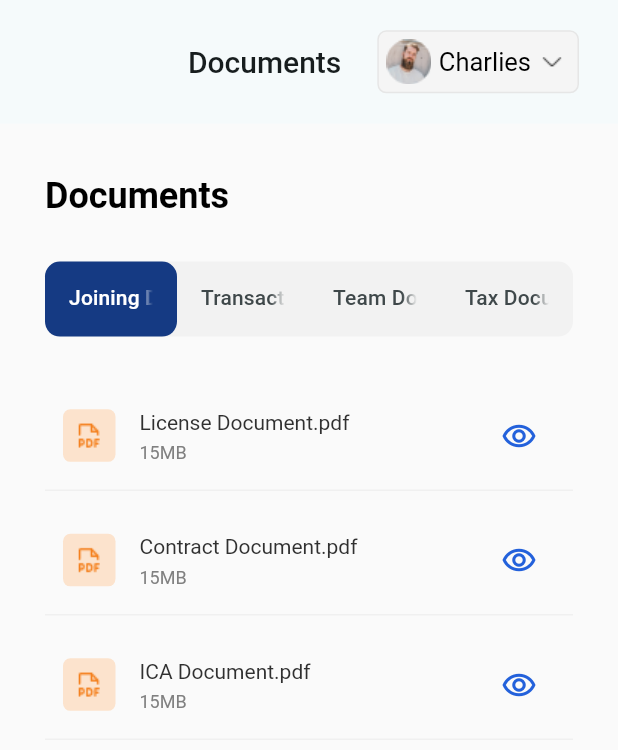
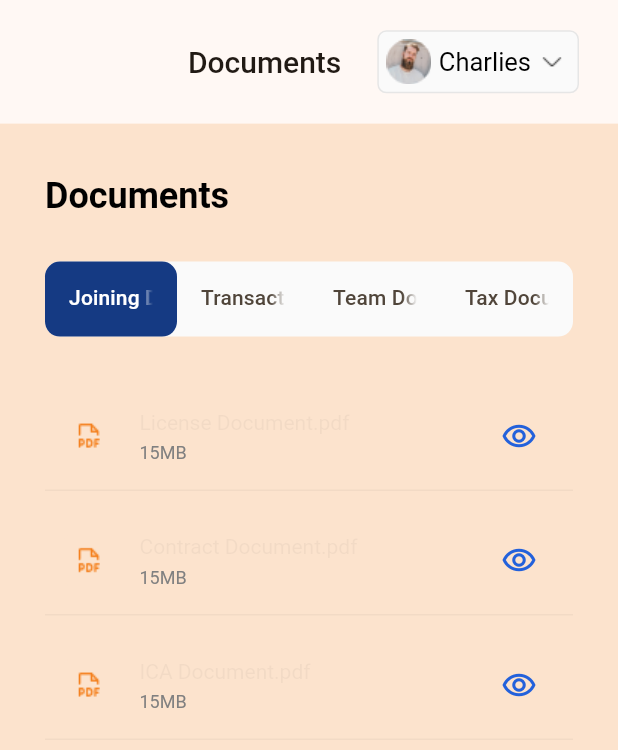
Before and after one commit to wablevaibhav/CentraLogic_Assignment_4, a Flutter app: the DesktopDocumentScreen screen opened directly, on a phone screen of 412 x 824 dp. Shown: the top 750 px of the screen. Run offline on Flutter 3.47's test engine with Material 2 defaults, Android fonts, the phone set to English and light mode, and no system bars; our stand-ins replace flutter_bloc, google_fonts; missing offline and left inert: flutter_pdfview.

Commit message:
added colors

```diff
--- a/lib/core/utils/app_colors.dart
+++ b/lib/core/utils/app_colors.dart
@@ -1,5 +1,6 @@
 import 'package:flutter/material.dart';
 
+// APP / WEBSITE COLORS
 class AppColors {
   static const Color primaryColor = Color(0xFFF4811F);
   static const Color whiteColor = Color(0xFFFAFAFA);
@@ -7,4 +8,11 @@ class AppColors {
   static const Color underlineColor = Color.fromRGBO(230, 230, 230, 1);
   static const Color labelColor = Color.fromRGBO(139, 139, 139, 1);
   static const Color iconColor = Color.fromRGBO(35, 97, 219, 1);
+  static const Color tabColor = const Color.fromRGBO(21, 58, 131, 1);
+  static const Color transparentColor = Colors.transparent;
+  static const Color tableColor = const Color.fromRGBO(94, 94, 94, 1);
+  static const Color tabUnderlineColor = Color.fromRGBO(48, 48, 48, 0.05);
+  static const Color tabBackgroundColor =
+      const Color.fromRGBO(252, 227, 205, 1);
+  static const Color subTitleColor = Color.fromRGBO(128, 128, 128, 1);
 }
--- a/lib/main.dart
+++ b/lib/main.dart
@@ -19,10 +19,10 @@ class MyApp extends StatelessWidget {
       title: 'My Documents',
       debugShowCheckedModeBanner: false,
       theme: ThemeData.dark().copyWith(
-          scaffoldBackgroundColor: AppColors.whiteColor,
+          scaffoldBackgroundColor: AppColors.tabBackgroundColor,
           useMaterial3: true,
           colorScheme: ColorScheme.fromSeed(
-              seedColor: AppColors.whiteColor,
+              seedColor: AppColors.tabBackgroundColor,
               primary: AppColors.primaryColor)),
       home: LayoutHome(),
     );
--- a/lib/presentation/pages/layout_home.dart
+++ b/lib/presentation/pages/layout_home.dart
@@ -3,6 +3,7 @@ import 'package:my_document/presentation/pages/web/DesktopLayoutScreen.dart';
 
 import 'mobile/MobileLayoutScreen.dart';
 
+// SETTING UP LAYOUT SCREEN
 class LayoutHome extends StatelessWidget {
   const LayoutHome({super.key});
 
--- a/lib/presentation/pages/web/DesktopLayoutScreen.dart
+++ b/lib/presentation/pages/web/DesktopLayoutScreen.dart
@@ -4,6 +4,7 @@ import 'package:my_document/core/utils/app_colors.dart';
 import 'package:my_document/presentation/pages/web/navigations/DesktopHomeScreen.dart';
 import 'navigations/DesktopDocumentScreen.dart';
 
+// LAYOUT SCREEN -> DESKTOP
 class DesktopLayoutScreen extends StatefulWidget {
   DesktopLayoutScreen({Key? key}) : super(key: key);
 
--- a/lib/presentation/pages/web/navigations/DesktopDocumentScreen.dart
+++ b/lib/presentation/pages/web/navigations/DesktopDocumentScreen.dart
@@ -9,6 +9,7 @@ import 'package:my_document/presentation/widgets/BuildTab.dart';
 
 import '../../../../core/utils/app_colors.dart';
 
+// DOCUMENT SCREEN -> DESKTOP
 class DesktopDocumentScreen extends StatefulWidget {
   const DesktopDocumentScreen({super.key});
 
@@ -39,7 +40,7 @@ class _DesktopDocumentScreenState extends State<DesktopDocumentScreen> {
               decoration: BoxDecoration(
                 border: Border.all(width: 1, color: AppColors.underlineColor),
                 borderRadius: BorderRadius.circular(6),
-                color: const Color(0xffF5F5F5),
+                color: AppColors.whiteColor,
               ),
               child: Row(
                 children: [
@@ -97,26 +98,16 @@ class _DesktopDocumentScreenState extends State<DesktopDocumentScreen> {
                 height: 50,
                 decoration: BoxDecoration(
                   borderRadius: BorderRadius.circular(10),
-                  color: const Color.fromRGBO(
-                    242,
-                    242,
-                    242,
-                    1,
-                  ),
+                  color: AppColors.whiteColor,
                 ),
                 child: TabBar(
                   indicatorSize: TabBarIndicatorSize.tab,
                   labelColor: Colors.white,
                   indicator: BoxDecoration(
                     borderRadius: BorderRadius.circular(10),
-                    color: const Color.fromRGBO(
-                      21,
-                      58,
-                      131,
-                      1,
-                    ),
+                    color: AppColors.tabColor,
                   ),
-                  dividerColor: Colors.transparent,
+                  dividerColor: AppColors.transparentColor,
                   tabs: const [
                     Tab(
                       text: "Joining Documents",
--- a/lib/presentation/pages/web/navigations/DesktopHomeScreen.dart
+++ b/lib/presentation/pages/web/navigations/DesktopHomeScreen.dart
@@ -3,6 +3,7 @@ import 'package:google_fonts/google_fonts.dart';
 
 import '../../../../core/utils/app_colors.dart';
 
+// HOME SCREEN -> DESKTOP
 class DesktopHomeScreen extends StatelessWidget {
   const DesktopHomeScreen({super.key});
 
--- a/lib/presentation/widgets/BodyTableCell.dart
+++ b/lib/presentation/widgets/BodyTableCell.dart
@@ -1,20 +1,19 @@
 import 'package:flutter/cupertino.dart';
 import 'package:google_fonts/google_fonts.dart';
+import 'package:my_document/core/utils/app_colors.dart';
 
+// TRANSACTION TABLE -> DESKTOP
 TableCell getBodyTableCell({required String text}) => TableCell(
-    child: Container(
+      child: Container(
         height: 50,
-        padding: const EdgeInsets.symmetric(
-          horizontal: 16,
-          vertical: 15,
+        padding: const EdgeInsets.symmetric(horizontal: 16, vertical: 15),
+        child: Text(
+          text,
+          style: GoogleFonts.roboto(
+            fontSize: 16,
+            fontWeight: FontWeight.w400,
+            color: AppColors.tableColor,
+          ),
         ),
-        child: Text(text,
-            style: GoogleFonts.roboto(
-                fontSize: 16,
-                fontWeight: FontWeight.w400,
-                color: Color.fromRGBO(
-                  94,
-                  94,
-                  94,
-                  1,
-                )))));
+      ),
+    );
--- a/lib/presentation/widgets/BuildTab.dart
+++ b/lib/presentation/widgets/BuildTab.dart
@@ -1,5 +1,6 @@
 import 'package:flutter/material.dart';
 import 'package:flutter_pdfview/flutter_pdfview.dart';
+import 'package:my_document/core/utils/app_colors.dart';
 
 import '../../data/models/Joining.dart';
 import 'SubtitleText.dart';
@@ -12,30 +13,16 @@
           itemBuilder: (context, index) => ListTile(
                 titleAlignment: ListTileTitleAlignment.center,
                 shape: const UnderlineInputBorder(
-            borderSide: BorderSide(
-              color: Color.fromRGBO(
-                48,
-                48,
-                48,
-                0.05,
+                  borderSide:
+                      BorderSide(color: AppColors.tabUnderlineColor, width: 1),
                 ),
-              width: 1,
-            ),
-          ),
-          contentPadding: const EdgeInsets.symmetric(
-            horizontal: 12,
-          ),
+                contentPadding: const EdgeInsets.symmetric(horizontal: 12),
                 leading: Container(
                   width: 35,
                   height: 35,
                   decoration: BoxDecoration(
                     borderRadius: BorderRadius.circular(05),
-              color: const Color.fromRGBO(
-                252,
-                227,
-                205,
-                1,
-              ),
+                    color: AppColors.tabBackgroundColor,
                   ),
                   child: Image.asset("assets/pdf.png"),
                 ),
@@ -55,18 +42,10 @@
                   },
                   icon: const Icon(
                     Icons.remove_red_eye_outlined,
-              color: Color.fromRGBO(
-                35,
-                97,
-                219,
-                1,
+                    color: AppColors.iconColor,
                   ),
                 ),
               ),
-        ),
-        separatorBuilder: (context, index) => const SizedBox(
-          height: 10,
-        ),
-        itemCount: documents.length,
-      ),
+          separatorBuilder: (context, index) => const SizedBox(height: 10),
+          itemCount: documents.length),
     );
--- a/lib/presentation/widgets/GetPage.dart
+++ b/lib/presentation/widgets/GetPage.dart
@@ -3,6 +3,7 @@ import 'package:flutter/material.dart';
 import '../pages/mobile/navigations/MobileDocumentScreen.dart';
 import '../pages/mobile/navigations/MobileHomeScreen.dart';
 
+// MOBILE BOTTOM NAVIGATION
 Widget GetPage(int index) {
   switch (index) {
     case 0:
--- a/lib/presentation/widgets/HeadTableCell.dart
+++ b/lib/presentation/widgets/HeadTableCell.dart
@@ -1,35 +1,23 @@
 import 'package:flutter/material.dart';
+import 'package:google_fonts/google_fonts.dart';
+import 'package:my_document/core/utils/app_colors.dart';
 
 TableCell getHeadTableCell({required String text}) => TableCell(
       child: Container(
         height: 50,
-    padding: const EdgeInsets.symmetric(
-      horizontal: 16,
-      vertical: 15,
-    ),
+        padding: const EdgeInsets.symmetric(horizontal: 16, vertical: 15),
         child: Row(
           children: [
             Text(
               text,
-          style: const TextStyle(
+              style: GoogleFonts.roboto(
                 fontSize: 16,
-            fontFamily: "Roboto",
                 fontWeight: FontWeight.w400,
-            color: Color.fromRGBO(
-              48,
-              48,
-              48,
-              1,
+                color: AppColors.tabUnderlineColor,
               ),
             ),
-        ),
-        const SizedBox(
-          width: 10,
-        ),
-        const Icon(
-          Icons.arrow_drop_down,
-          color: Colors.grey,
-        ),
+            const SizedBox(width: 10),
+            const Icon(Icons.arrow_drop_down, color: Colors.grey),
           ],
         ),
       ),
--- a/lib/presentation/widgets/ListDocuments.dart
+++ b/lib/presentation/widgets/ListDocuments.dart
@@ -22,14 +22,10 @@ SizedBox getListDocuments({
               color: AppColors.blackColor,
             ),
           ),
-          const SizedBox(
-            height: 8,
-          ),
+          const SizedBox(height: 8),
           Expanded(
             child: ListView.separated(
-              separatorBuilder: (context, index) => const SizedBox(
-                height: 16,
-              ),
+              separatorBuilder: (context, index) => const SizedBox(height: 16),
               itemCount: transaction.documents.length,
               itemBuilder: (context, index) => ListTile(
                 contentPadding: const EdgeInsets.all(0),
@@ -54,12 +50,7 @@ SizedBox getListDocuments({
                             height: double.infinity,
                             decoration: BoxDecoration(
                               border: Border.all(
-                                color: const Color.fromRGBO(
-                                  48,
-                                  48,
-                                  48,
-                                  0.05,
-                                ),
+                                color: AppColors.tabUnderlineColor,
                                 width: 1,
                               ),
                             ),
@@ -69,11 +60,8 @@ SizedBox getListDocuments({
                       ),
                     );
                   },
-                  icon: Icon(
-                    Icons.remove_red_eye_outlined,
-                    color: AppColors.iconColor,
-                    size: 25,
-                  ),
+                  icon: Icon(Icons.remove_red_eye_outlined,
+                      color: AppColors.iconColor, size: 25),
                 ),
               ),
             ),
--- a/lib/presentation/widgets/SubtitleText.dart
+++ b/lib/presentation/widgets/SubtitleText.dart
@@ -1,8 +1,9 @@
 import 'package:flutter/cupertino.dart';
 import 'package:google_fonts/google_fonts.dart';
+import 'package:my_document/core/utils/app_colors.dart';
 
 Text getSubtitleText(String text) => Text(text,
     style: GoogleFonts.roboto(
         fontSize: 12,
         fontWeight: FontWeight.w400,
-        color: Color.fromRGBO(128, 128, 128, 1)));
+        color: AppColors.subTitleColor));
--- a/lib/presentation/widgets/TitleText.dart
+++ b/lib/presentation/widgets/TitleText.dart
@@ -1,8 +1,10 @@
 import 'package:flutter/cupertino.dart';
 import 'package:google_fonts/google_fonts.dart';
+import 'package:my_document/core/utils/app_colors.dart';
 
+// TRANSACTION TITLE TEXT
 Text getTitleText(String text) => Text(text,
     style: GoogleFonts.roboto(
         fontSize: 14,
         fontWeight: FontWeight.w400,
-        color: Color.fromRGBO(48, 48, 48, 1)));
+        color: AppColors.tabUnderlineColor));
```
Also changed, not shown: lib/presentation/widgets/TransactionListText.dart (+5 -7 lines). Lines whose indentation alone changed are shown as unchanged.
